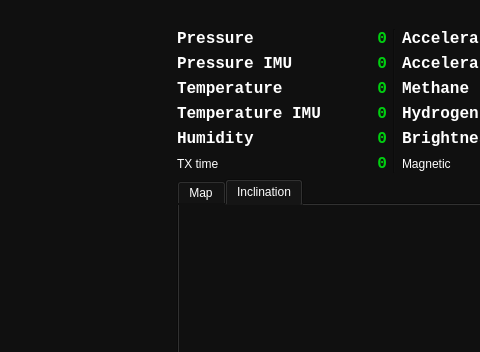
First picture: the form in main_window.ui, repository Yarosvet/cansat_telemetry, before the edit; both pictures show x 709 to 1189 and y 0 to 352 of the 1340 by 758 pixel window.
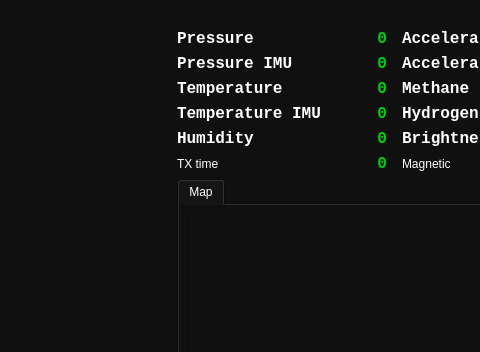
Second picture: the form after the edit. Icons and pictures are not drawn. Custom widgets are drawn as their Qt base class.

```diff
--- a/main_window.ui
+++ b/main_window.ui
@@ -801,7 +801,7 @@
 font: 75 bold 12pt &quot;Consolas&quot;;</string>
           </property>
           <property name="currentIndex">
-           <number>1</number>
+           <number>0</number>
           </property>
           <widget class="QWidget" name="map_tab">
            <attribute name="title">
@@ -824,16 +824,6 @@
             </item>
            </layout>
           </widget>
-          <widget class="QWidget" name="inclination_tab">
-           <attribute name="title">
-            <string>Inclination</string>
-           </attribute>
-           <layout class="QGridLayout" name="gridLayout_3">
-            <item row="0" column="0">
-             <layout class="QVBoxLayout" name="verticalLayout_7"/>
-            </item>
-           </layout>
-          </widget>
          </widget>
         </item>
        </layout>
```
Left out of the diff: 15 changed lines with no effect on the pictures.
